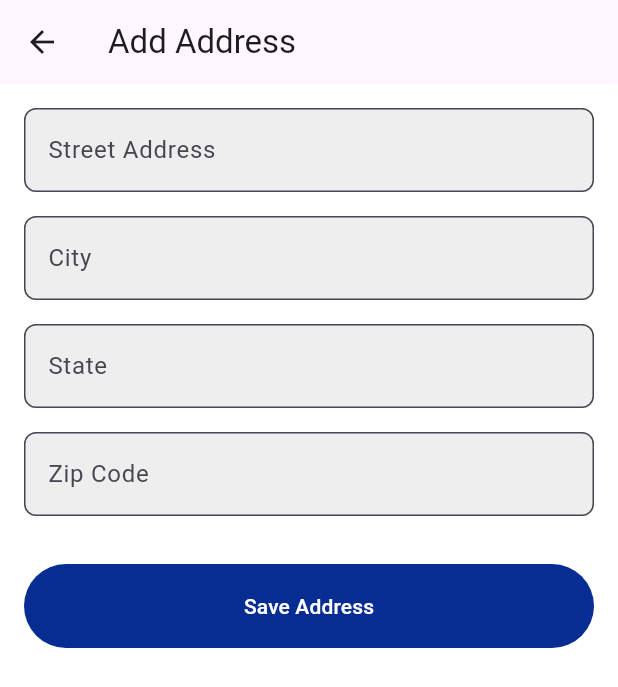
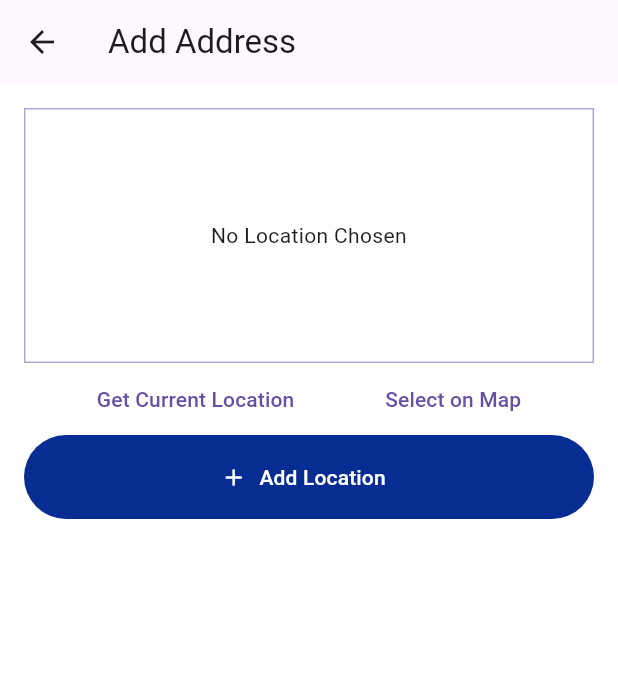
Before and after one commit to ahmadsaad2/sayyarti_project, a Flutter app: the AddAddressPage screen opened directly, on a phone screen of 412 x 824 dp. Shown: the top 687 px of the screen. Run offline on Flutter 3.47's test engine with Material 3 defaults, Android fonts, the phone set to English and light mode, and no system bars; our stand-ins replace flutter_dotenv, flutter_svg, google_maps_flutter, location, logger; project files that could hold a hidden picture were left out.

Commit message:
adding the maps to get current location and chosen location on the map

```diff
--- /dev/null
+++ b/front/lib/Screens/map/widgets/add_location.dart
@@ -0,0 +1,138 @@
+import 'package:flutter/material.dart';
+import 'package:google_maps_flutter/google_maps_flutter.dart';
+import 'package:location/location.dart';
+import 'package:sayyarti/Screens/map/map.dart';
+import 'package:flutter_dotenv/flutter_dotenv.dart';
+
+class LocationInput extends StatefulWidget {
+  const LocationInput({super.key});
+
+  @override
+  State<LocationInput> createState() {
+    return _LocationInputState();
+  }
+}
+
+class _LocationInputState extends State<LocationInput> {
+  var _isGetting = false;
+  LatLng? _picked;
+  double? lat;
+  double? lng;
+  String locationImage(lat, lng) {
+    return 'https://maps.googleapis.com/maps/api/staticmap?center=$lat,$lng&zoom=16&size=600x300&maptype=roadmap&markers=color:blue%7Clabel:A%7C$lat,$lng&key=${dotenv.env['GOOGLE_MAPS_API_KEY']}';
+  }
+
+  void _getCurrentLocation() async {
+    Location location = Location();
+
+    bool serviceEnabled;
+    PermissionStatus permissionGranted;
+    LocationData locationData;
+
+    serviceEnabled = await location.serviceEnabled();
+    if (!serviceEnabled) {
+      serviceEnabled = await location.requestService();
+      if (!serviceEnabled) {
+        return;
+      }
+    }
+
+    permissionGranted = await location.hasPermission();
+    if (permissionGranted == PermissionStatus.denied) {
+      permissionGranted = await location.requestPermission();
+      if (permissionGranted != PermissionStatus.granted) {
+        return;
+      }
+    }
+
+    setState(() {
+      _isGetting = true;
+    });
+
+    locationData = await location.getLocation();
+
+    if (locationData.latitude == null || locationData.longitude == null) {
+      return;
+    }
+
+    setState(() {
+      lat = locationData.latitude;
+      lng = locationData.longitude;
+      _isGetting = false;
+    });
+  }
+
+  void _selectOnMap() async {
+    final pickedOnMap = await Navigator.of(context).push<LatLng>(
+      MaterialPageRoute(builder: (context) => const MapScreen()),
+    );
+
+    if (pickedOnMap == null) {
+      return;
+    }
+    setState(() {
+      lat = pickedOnMap.latitude;
+      lng = pickedOnMap.longitude;
+      _picked = pickedOnMap;
+    });
+  }
+
+  @override
+  Widget build(BuildContext context) {
+    Widget content = const Text(
+      'No Location Chosen',
+      textAlign: TextAlign.center,
+    );
+
+    if (_isGetting) {
+      content = const CircularProgressIndicator();
+    }
+    if (lat != null && lng != null) {
+      content = Image.network(
+        locationImage(lat, lng),
+        fit: BoxFit.cover ,
+        width: double.infinity,
+      );
+    }
+
+    return Column(
+      children: [
+        Container(
+          alignment: Alignment.center,
+          width: double.infinity,
+          height: 170,
+          decoration: BoxDecoration(
+            border: Border.all(
+              width: 1,
+              color: Theme.of(context).colorScheme.primary.withOpacity(0.5),
+            ),
+          ),
+          child: content,
+        ),
+        Row(
+          mainAxisAlignment: MainAxisAlignment.spaceEvenly,
+          children: [
+            TextButton.icon(
+              onPressed: _getCurrentLocation,
+              label: const Text('Get Current Location'),
+            ),
+            TextButton.icon(
+              onPressed: _selectOnMap,
+              label: const Text('Select on Map'),
+            ),
+          ],
+        ),
+        ElevatedButton.icon(
+          onPressed: () {
+            if (_picked == null && lat != null && lng != null) {
+              _picked = LatLng(lat!, lng!);
+            }
+            Navigator.of(context).pop(_picked);
+          },
+          label: const Text('Add Location'),
+          icon: const Icon(Icons.add),
+        ),
+      ],
+    );
+  }
+}
--- a/front/lib/Screens/service/addresspage.dart
+++ b/front/lib/Screens/service/addresspage.dart
@@ -1,30 +1,11 @@
 // ignore_for_file: library_private_types_in_public_api
 
 import 'package:flutter/material.dart';
-import 'package:logger/logger.dart';
+// import 'package:logger/logger.dart';
+import 'package:sayyarti/Screens/map/widgets/add_location.dart';
 
-class AddAddressPage extends StatefulWidget {
+class AddAddressPage extends StatelessWidget {
   const AddAddressPage({Key? key}) : super(key: key);
-
-  @override
-  _AddAddressPageState createState() => _AddAddressPageState();
-}
-
-class _AddAddressPageState extends State<AddAddressPage> {
-  final TextEditingController _streetController = TextEditingController();
-  final TextEditingController _cityController = TextEditingController();
-  final TextEditingController _stateController = TextEditingController();
-  final TextEditingController _zipCodeController = TextEditingController();
-  var logger = Logger();
-
-  @override
-  void dispose() {
-    _streetController.dispose();
-    _cityController.dispose();
-    _stateController.dispose();
-    _zipCodeController.dispose();
-    super.dispose();
-  }
 
   @override
   Widget build(BuildContext context) {
@@ -32,89 +13,9 @@ class _AddAddressPageState extends State<AddAddressPage> {
       appBar: AppBar(
         title: const Text('Add Address'),
       ),
-      body: Padding(
-        padding: const EdgeInsets.all(16.0),
-        child: Column(
-          children: [
-            // Street Text Field
-            _buildTextField(
-              label: 'Street Address',
-              controller: _streetController,
-            ),
-            const SizedBox(height: 16),
-
-            // City Text Field
-            _buildTextField(
-              label: 'City',
-              controller: _cityController,
-            ),
-            const SizedBox(height: 16),
-
-            // State Text Field
-            _buildTextField(
-              label: 'State',
-              controller: _stateController,
-            ),
-            const SizedBox(height: 16),
-
-            // Zip Code Text Field
-            _buildTextField(
-              label: 'Zip Code',
-              controller: _zipCodeController,
-              keyboardType: TextInputType.number,
-            ),
-            const SizedBox(height: 32),
-
-            // Save Button
-            SizedBox(
-              width: double.infinity,
-              child: ElevatedButton(
-                onPressed: () {
-                  // Handle save action
-                  ScaffoldMessenger.of(context).showSnackBar(
-                    const SnackBar(
-                      content: Text('Address added successfully!'),
-                      backgroundColor: Colors.green,
-                      duration: Duration(seconds: 2),
-                    ),
-                  );
-                  // Optionally print the entered data
-                  logger.i("Street: ${_streetController.text}");
-                  logger.i("City: ${_cityController.text}");
-                  logger.i("State: ${_stateController.text}");
-                  logger.i("Zip Code: ${_zipCodeController.text}");
-                },
-                style: ElevatedButton.styleFrom(
-                    // primary: Colors.blue, // Button color
-                    // onPrimary: Colors.white, // Text color
-                    ),
-                child: const Text('Save Address'),
-              ),
-            ),
-          ],
-        ),
-      ),
-    );
-  }
-
-  // Helper function to build text fields
-  Widget _buildTextField({
-    required String label,
-    required TextEditingController controller,
-    TextInputType keyboardType = TextInputType.text,
-  }) {
-    return TextField(
-      controller: controller,
-      keyboardType: keyboardType,
-      decoration: InputDecoration(
-        labelText: label,
-        border: OutlineInputBorder(
-          borderRadius: BorderRadius.circular(8.0),
-        ),
-        contentPadding:
-            const EdgeInsets.symmetric(vertical: 16, horizontal: 12),
-        filled: true,
-        fillColor: Colors.grey[200], // Background color of the text field
+      body: const Padding(
+        padding: EdgeInsets.all(16.0),
+        child: LocationInput(),
       ),
     );
   }
--- a/front/lib/main.dart
+++ b/front/lib/main.dart
@@ -1,18 +1,9 @@
 import 'package:flutter/material.dart';
 import 'Screens/Welcome/welcome_screen.dart';
 import 'package:sayyarti/constants.dart';
+import 'package:flutter_dotenv/flutter_dotenv.dart';
 
-void main() => runApp(const MyApp());
-
-class MyApp extends StatelessWidget {
-  const MyApp({Key? key}) : super(key: key);
-
-  @override
-  Widget build(BuildContext context) {
-    return MaterialApp(
-      debugShowCheckedModeBanner: false,
-      title: 'Sayyarti',
-      theme: ThemeData(
+final theme = ThemeData(
   primaryColor: const Color.fromARGB(255, 8, 75, 219),
   scaffoldBackgroundColor: Colors.white,
   elevatedButtonTheme: ElevatedButtonThemeData(
@@ -36,7 +27,23 @@ class MyApp extends StatelessWidget {
       borderRadius: BorderRadius.all(Radius.circular(30)),
       borderSide: BorderSide.none,
     ),
-          )),
+  ),
+);
+
+Future<void> main() async {
+  await dotenv.load(fileName: ".env");
+  runApp(const MyApp());
+}
+
+class MyApp extends StatelessWidget {
+  const MyApp({Key? key}) : super(key: key);
+
+  @override
+  Widget build(BuildContext context) {
+    return MaterialApp(
+      debugShowCheckedModeBanner: false,
+      title: 'Sayyarti',
+      theme: theme,
       home: const WelcomeScreen(),
     );
   }
```
Also changed, not shown: front/lib/Screens/home/account/addresspage.dart (+45 -30 lines), front/lib/Screens/map/map.dart (added, +74 -0 lines), front/lib/Screens/map/widgets/list_locations.dart (added, +37 -0 lines), front/lib/model/place.dart (added, +11 -0 lines), front/pubspec.yaml (+9 -4 lines), front/pubspec.lock, 11 other files. Lines whose indentation alone changed are shown as unchanged.
